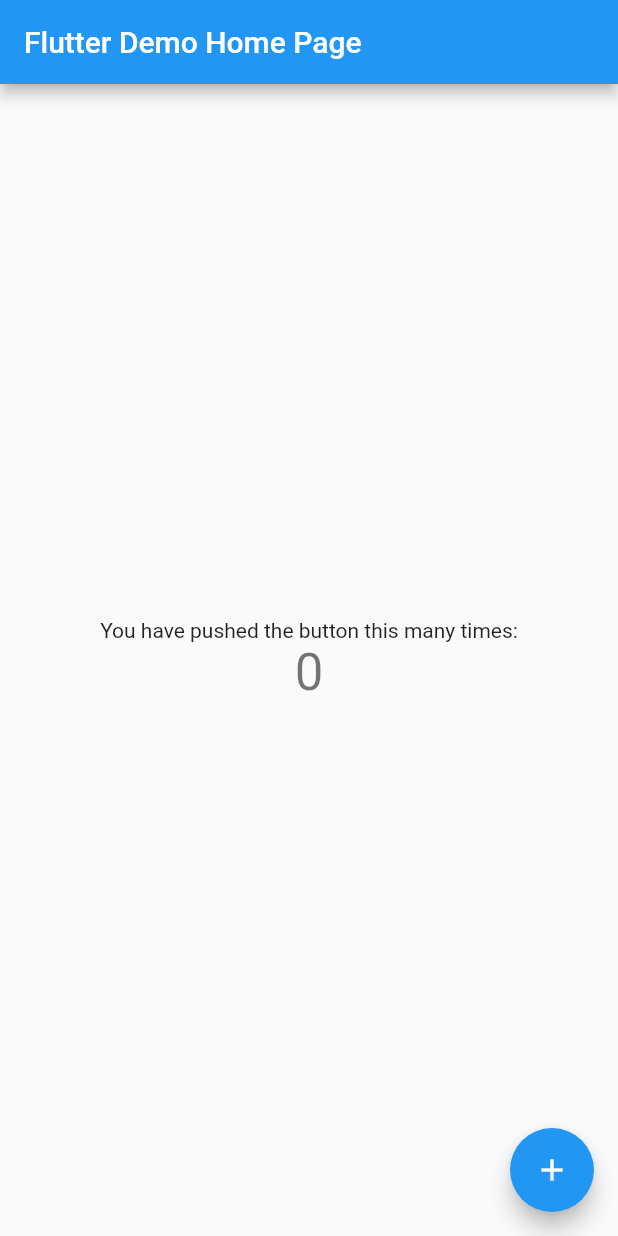
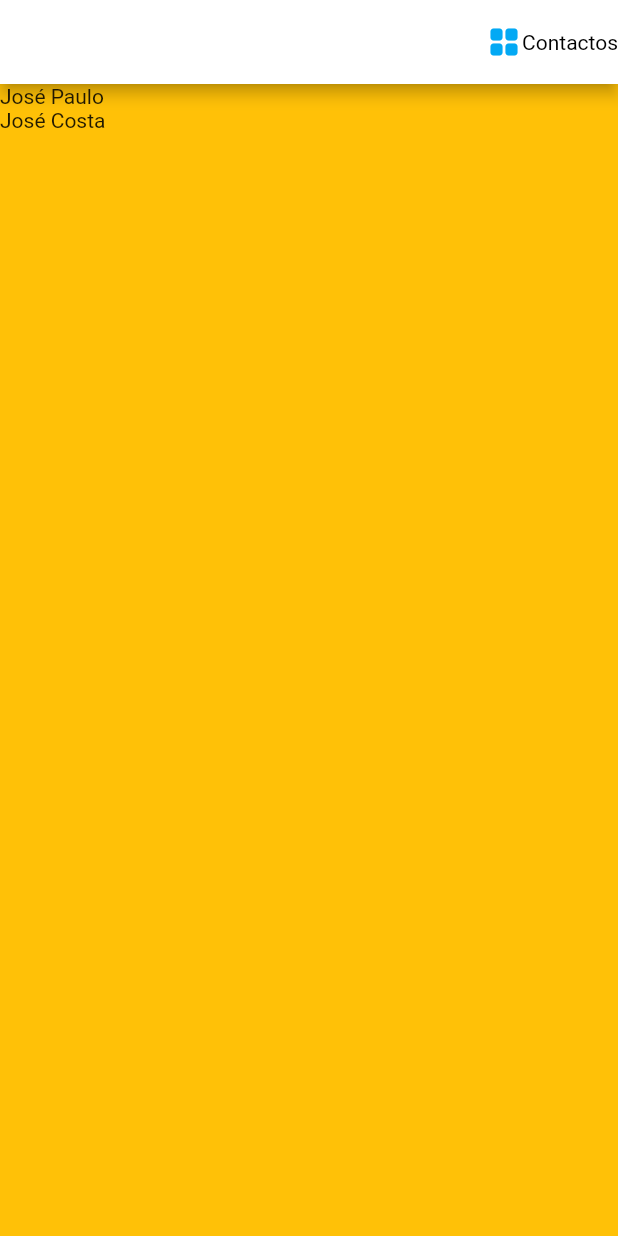
Before and after one commit to EmanuelLima0306/listaTelefonicaFlutter, a Flutter app: the screen it shows after launch, on a phone screen of 412 x 824 dp. Run offline on Flutter 3.47's test engine with Material 2 defaults, Android fonts, the phone set to English and light mode, and no system bars.

Commit message:
Versão em que comecei a trabalhar a view de listagem

```diff
--- a/lib/blocs/contactoBloc.dart
+++ b/lib/blocs/contactoBloc.dart
@@ -19,14 +19,16 @@ class ContactoBloc {
   }
 
   _mapEventToState(ContactoEvent contactoEvent) {
-    List<ContactoModel> contactos = [];
+    List<ContactoModel> _contactos = [];
 
     if (contactoEvent is LoadContactoEvent) {
-      contactos = _contactoRepository.LoadContactos();
+      _contactos = _contactoRepository.LoadContactos();
     } else if (contactoEvent is AddContactoEvent) {
-      contactos = _contactoRepository.add(contactoEvent.contactoModel);
+      _contactos = _contactoRepository.add(contactoEvent.contactoModel);
     } else if (contactoEvent is RemoveContactoEvent) {
-      contactos = _contactoRepository.remove(contactoEvent.contactoModel);
+      _contactos = _contactoRepository.remove(contactoEvent.contactoModel);
     }
+
+    _outputContactoController.add(ContactoSucessState(contactos: _contactos));
   }
 }
--- a/lib/main.dart
+++ b/lib/main.dart
@@ -1,4 +1,5 @@
 import 'package:flutter/material.dart';
+import 'package:lista_telefonica/view/contactoListPage.dart';
 
 void main() {
   runApp(const MyApp());
@@ -7,109 +8,15 @@ void main() {
 class MyApp extends StatelessWidget {
   const MyApp({super.key});
 
-  // This widget is the root of your application.
   @override
   Widget build(BuildContext context) {
     return MaterialApp(
-      title: 'Flutter Demo',
+      debugShowCheckedModeBanner: false,
+      title: 'Lista Telefonica',
       theme: ThemeData(
-        // This is the theme of your application.
-        //
-        // Try running your application with "flutter run". You'll see the
-        // application has a blue toolbar. Then, without quitting the app, try
-        // changing the primarySwatch below to Colors.green and then invoke
-        // "hot reload" (press "r" in the console where you ran "flutter run",
-        // or simply save your changes to "hot reload" in a Flutter IDE).
-        // Notice that the counter didn't reset back to zero; the application
-        // is not restarted.
         primarySwatch: Colors.blue,
       ),
-      home: const MyHomePage(title: 'Flutter Demo Home Page'),
+      home: const ContactoListPage(),
     );
   }
 }
-
-class MyHomePage extends StatefulWidget {
-  const MyHomePage({super.key, required this.title});
-
-  // This widget is the home page of your application. It is stateful, meaning
-  // that it has a State object (defined below) that contains fields that affect
-  // how it looks.
-
-  // This class is the configuration for the state. It holds the values (in this
-  // case the title) provided by the parent (in this case the App widget) and
-  // used by the build method of the State. Fields in a Widget subclass are
-  // always marked "final".
-
-  final String title;
-
-  @override
-  State<MyHomePage> createState() => _MyHomePageState();
-}
-
-class _MyHomePageState extends State<MyHomePage> {
-  int _counter = 0;
-
-  void _incrementCounter() {
-    setState(() {
-      // This call to setState tells the Flutter framework that something has
-      // changed in this State, which causes it to rerun the build method below
-      // so that the display can reflect the updated values. If we changed
-      // _counter without calling setState(), then the build method would not be
-      // called again, and so nothing would appear to happen.
-      _counter++;
-    });
-  }
-
-  @override
-  Widget build(BuildContext context) {
-    // This method is rerun every time setState is called, for instance as done
-    // by the _incrementCounter method above.
-    //
-    // The Flutter framework has been optimized to make rerunning build methods
-    // fast, so that you can just rebuild anything that needs updating rather
-    // than having to individually change instances of widgets.
-    return Scaffold(
-      appBar: AppBar(
-        // Here we take the value from the MyHomePage object that was created by
-        // the App.build method, and use it to set our appbar title.
-        title: Text(widget.title),
-      ),
-      body: Center(
-        // Center is a layout widget. It takes a single child and positions it
-        // in the middle of the parent.
-        child: Column(
-          // Column is also a layout widget. It takes a list of children and
-          // arranges them vertically. By default, it sizes itself to fit its
-          // children horizontally, and tries to be as tall as its parent.
-          //
-          // Invoke "debug painting" (press "p" in the console, choose the
-          // "Toggle Debug Paint" action from the Flutter Inspector in Android
-          // Studio, or the "Toggle Debug Paint" command in Visual Studio Code)
-          // to see the wireframe for each widget.
-          //
-          // Column has various properties to control how it sizes itself and
-          // how it positions its children. Here we use mainAxisAlignment to
-          // center the children vertically; the main axis here is the vertical
-          // axis because Columns are vertical (the cross axis would be
-          // horizontal).
-          mainAxisAlignment: MainAxisAlignment.center,
-          children: <Widget>[
-            const Text(
-              'You have pushed the button this many times:',
-            ),
-            Text(
-              '$_counter',
-              style: Theme.of(context).textTheme.headlineMedium,
-            ),
-          ],
-        ),
-      ),
-      floatingActionButton: FloatingActionButton(
-        onPressed: _incrementCounter,
-        tooltip: 'Increment',
-        child: const Icon(Icons.add),
-      ), // This trailing comma makes auto-formatting nicer for build methods.
-    );
-  }
-}
--- /dev/null
+++ b/lib/theme/Theme.dart
@@ -0,0 +1,15 @@
+import 'package:flutter/material.dart';
+
+class ThemeColor {
+  static final CardColor = Color.whiteColor;
+  static final primaryColor = Color.blueColor;
+  static final titleColor = Color.blackColor;
+  static final subtitleColor = Color.blackLithColor;
+}
+
+class Color {
+  static final whiteColor = Colors.white;
+  static final blueColor = Colors.lightBlue;
+  static final blackColor = Colors.black;
+  static final blackLithColor = Colors.black26;
+}
--- /dev/null
+++ b/lib/view/contactoListPage.dart
@@ -0,0 +1,70 @@
+import 'package:flutter/material.dart';
+import 'package:flutter/src/widgets/framework.dart';
+import 'package:flutter/src/widgets/placeholder.dart';
+import 'package:lista_telefonica/blocs/contactoBloc.dart';
+import 'package:lista_telefonica/blocs/event/contactoEvet.dart';
+import 'package:lista_telefonica/blocs/state/contactoState.dart';
+import 'package:lista_telefonica/theme/Theme.dart';
+
+class ContactoListPage extends StatefulWidget {
+  const ContactoListPage({super.key});
+
+  @override
+  State<ContactoListPage> createState() => _ContactoListPageState();
+}
+
+class _ContactoListPageState extends State<ContactoListPage> {
+  late final ContactoBloc bloc;
+  @override
+  void initState() {
+    // TODO: implement initState
+    super.initState();
+    bloc = ContactoBloc();
+    bloc.inputCotacto.add(LoadContactoEvent());
+  }
+
+  @override
+  void dispose() {
+    // TODO: implement dispose
+    super.dispose();
+    bloc.inputCotacto.close();
+  }
+
+  @override
+  Widget build(BuildContext context) {
+    return Scaffold(
+      appBar: AppBar(backgroundColor: Colors.white, actions: [
+        Container(
+          child: Row(
+            mainAxisAlignment: MainAxisAlignment.spaceAround,
+            crossAxisAlignment: CrossAxisAlignment.center,
+            children: [
+              Icon(
+                Icons.grid_view_rounded,
+                color: ThemeColor.primaryColor,
+              ),
+              Text(
+                "Contactos",
+                style: TextStyle(color: ThemeColor.titleColor),
+              )
+            ],
+          ),
+        )
+      ]),
+      body: StreamBuilder<ContactoState>(
+          stream: bloc.stream,
+          builder: (context, snapshot) {
+            final contactosList = snapshot.data?.contactos ?? [];
+
+            return Container(
+              color: Colors.amber,
+              child: ListView(
+                children: [
+                  ...contactosList.map((contacto) => Text(contacto.name))
+                ],
+              ),
+            );
+          }),
+    );
+  }
+}
```
